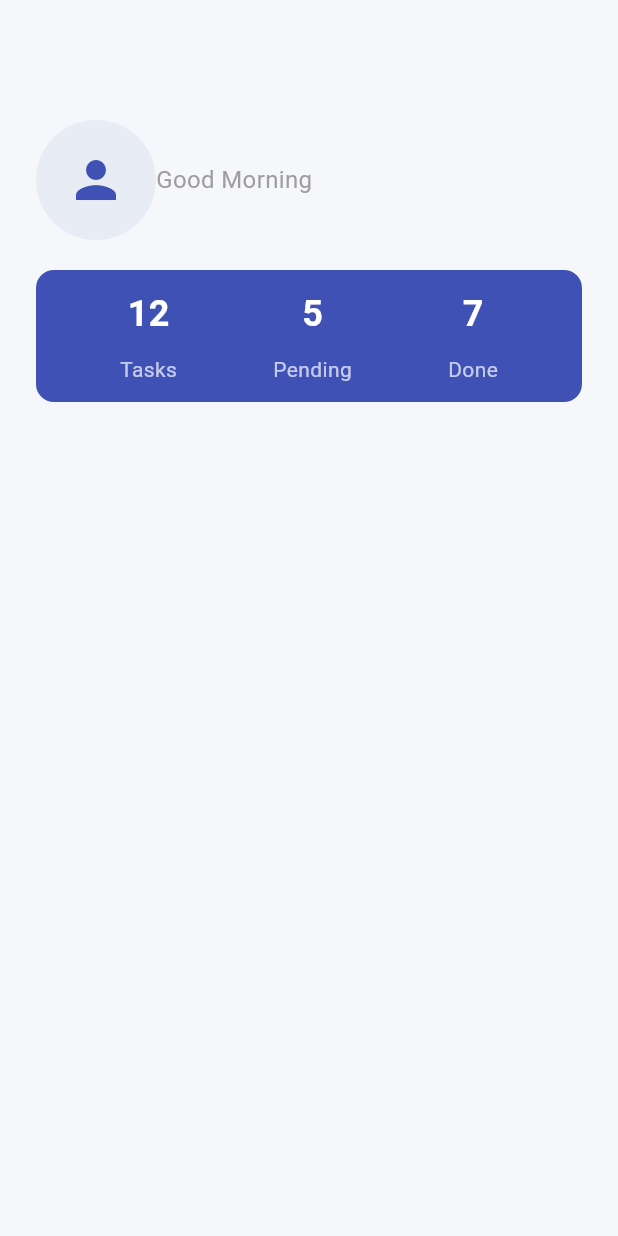
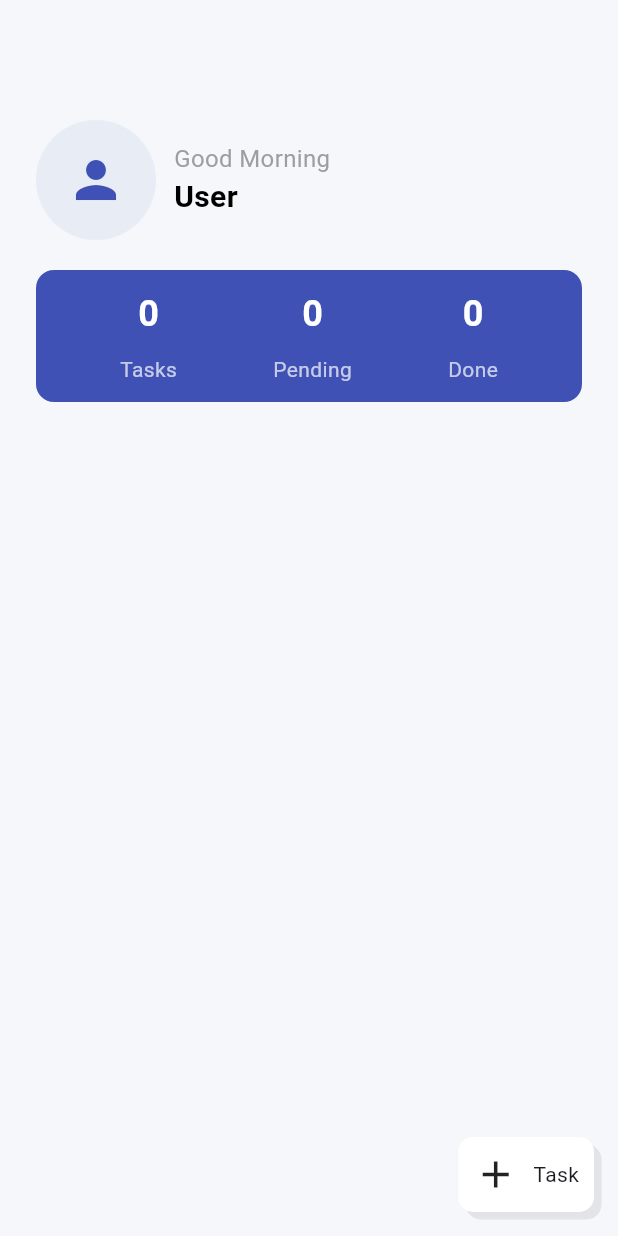
Before and after one commit to Davidmalak2/To_do_list_eraa, a Flutter app: the HomeScreen screen opened by its route, on a phone screen of 412 x 824 dp. Run offline on Flutter 3.47's test engine with Material 3 defaults, Android fonts, the phone set to English and light mode, and no system bars; our stand-ins replace hive, hive_flutter; accounts and stored records are empty.

Commit message:
finish ui and logic to home screen: -make function to get full name and tasks states -

```diff
--- a/lib/main.dart
+++ b/lib/main.dart
@@ -9,12 +9,16 @@ import 'package:todo_list/view/screens/profile_screen.dart';
 
 void main() async {
   WidgetsFlutterBinding.ensureInitialized();
+
+  // Initialize Hive
   await Hive.initFlutter();
 
+  // Register Hive adapters
   Hive.registerAdapter(UserModelAdapter());
   Hive.registerAdapter(TaskModelAdapter());
-  Hive.registerAdapter(StatusTaskAdapter());
+  Hive.registerAdapter(StatusTaskAdapter()); // <-- التعديل هنا: تسجيل Adapter الـ Enum/StatusTask
 
+  // Open Hive boxes
   await Hive.openBox<UserModel>('User');
   await Hive.openBox<TaskModel>('Tasks');
 
@@ -24,14 +28,30 @@ void main() async {
 class ToDoApp extends StatelessWidget {
   const ToDoApp({super.key});
 
+  String getInitialRoute() {
+    final userBox = Hive.box<UserModel>('User');
+    final user = userBox.get("UserKey");
+
+    if (user == null || user.fullName.trim().isEmpty) {
+      return AppRoutes.profile;
+    }
+
+    return AppRoutes.home;
+  }
+
   @override
   Widget build(BuildContext context) {
     return MaterialApp(
-      initialRoute: AppRoutes.home,
+      debugShowCheckedModeBanner: false,
+
+      // Open Profile if there is no saved user.
+      // Otherwise open Home.
+      initialRoute: getInitialRoute(),
+
       routes: {
         AppRoutes.profile: (context) => const ProfileScreen(),
+        AppRoutes.home: (context) => const HomeScreen(),
         AppRoutes.addTask: (context) => const AddTaskScreen(),
-        AppRoutes.home: (context) => const HomeScreen(),
       },
     );
   }
--- a/lib/view/screens/home_screen.dart
+++ b/lib/view/screens/home_screen.dart
@@ -1,144 +1,228 @@
 import 'package:flutter/material.dart';
-import 'package:hive_flutter/hive_flutter.dart';
+import 'package:hive/hive.dart';
+
+import 'package:todo_list/core/utils/routes.dart';
 import 'package:todo_list/models/task_model.dart';
-class HomeScreen extends StatelessWidget {
+import 'package:todo_list/models/user_model.dart';
+
+import 'package:todo_list/view/widgets/header_widget.dart';
+import 'package:todo_list/view/widgets/task_info_details.dart';
+
+class HomeScreen extends StatefulWidget {
   const HomeScreen({super.key});
+
+  @override
+  State<HomeScreen> createState() => _HomeScreenState();
+}
+
+class _HomeScreenState extends State<HomeScreen> {
+  List<TaskModel> tasks = [];
+
+  int numOfTasks = 0;
+  int numOfPending = 0;
+  int numOfDone = 0;
+
+  @override
+  void initState() {
+    super.initState();
+    getAllTasks();
+  }
 
   @override
   Widget build(BuildContext context) {
     return Scaffold(
       backgroundColor: const Color(0xffF5F7FB),
+
       body: Padding(
         padding: const EdgeInsets.symmetric(horizontal: 24),
+
         child: Column(
           spacing: 20,
-          children: const [
-            SizedBox(height: 60),
-            HeaderWidget(),
-            TaskInfoDetails(numOfTasks: 12, numOfPending: 5, numOfDone: 7),
+          children: [
+            const SizedBox(height: 60),
+
+            // User Header
+            HeaderWidget(
+              fullName: getUserName(),
+            ),
+
+            // Tasks Numbers
+            TaskInfoDetails(
+              numOfTasks: numOfTasks,
+              numOfPending: numOfPending,
+              numOfDone: numOfDone,
+            ),
+
+            // Tasks List
+            Expanded(
+              child: ListView.separated(
+                itemBuilder: (context, index) {
+                  return TaskItem(
+                    task: tasks[index],
+                    delete: () {
+                      deleteItem(index);
+                    },
+                  );
+                },
+
+                itemCount: tasks.length,
+
+                separatorBuilder: (context, index) {
+                  return const SizedBox(height: 10);
+                },
+              ),
+            ),
           ],
+        ),
+      ),
+
+      // Add Task Button
+      floatingActionButton: InkWell(
+        onTap: () async {
+          await Navigator.of(context).pushNamed(
+            AppRoutes.addTask,
+          );
+
+          // Reload tasks after returning from Add Task screen
+          getAllTasks();
+        },
+
+        child: Container(
+          decoration: BoxDecoration(
+            color: Colors.white,
+            boxShadow: [
+              BoxShadow(
+                color: Colors.black.withAlpha(20),
+                offset: const Offset(5, 5),
+              ),
+            ],
+            borderRadius: BorderRadius.circular(10),
+          ),
+
+          padding: const EdgeInsets.all(10),
+
+          child: const Row(
+            spacing: 10,
+            mainAxisSize: MainAxisSize.min,
+            children: [
+              Icon(
+                Icons.add,
+                size: 30,
+              ),
+
+              Text("Task"),
+            ],
+          ),
         ),
       ),
     );
   }
-}
 
-class HeaderWidget extends StatelessWidget {
-  const HeaderWidget({super.key});
+  // Get all tasks from Hive
+  void getAllTasks() {
+    final taskBox = Hive.box<TaskModel>('Tasks');
 
-  @override
-  Widget build(BuildContext context) {
-    return Row(
-      children: [
-        Container(
-          padding: const EdgeInsets.all(20),
-          decoration: BoxDecoration(
-            color: const Color(0xffE8ECF5),
-            borderRadius: BorderRadius.circular(100),
-          ),
-          child: const Icon(Icons.person, size: 40, color: Color(0xff3F51B5)),
-        ),
-        Column(
-          crossAxisAlignment: CrossAxisAlignment.start,
-          mainAxisSize: MainAxisSize.min,
-          spacing: 10,
-          children: const [
-            Text(
-              "Good Morning",
-              style: TextStyle(
-                fontSize: 16,
-                fontWeight: FontWeight.w400,
-                color: Colors.grey,
-              ),
-            ),
-          ],
-        ),
-      ],
-    );
+    tasks = taskBox.values.toList();
+
+    // Calculate numbers
+    numbers();
+
+    if (mounted) {
+      setState(() {});
+    }
+  }
+
+  // Get user name from Hive
+  String getUserName() {
+    final userBox = Hive.box<UserModel>('User');
+
+    final user = userBox.get("UserKey");
+
+    return user?.fullName ?? "User";
+  }
+
+  // Calculate Tasks / Pending / Done
+  void numbers() {
+    // Total Tasks
+    numOfTasks = tasks.length;
+
+    // Done Tasks
+    numOfDone = tasks
+        .where(
+          (task) => task.status == StatusTask.done,
+        )
+        .length;
+
+    // Pending Tasks
+    numOfPending = tasks
+        .where(
+          (task) => task.status == StatusTask.pending,
+        )
+        .length;
+  }
+
+  // Delete Task
+  void deleteItem(int index) {
+    final taskBox = Hive.box<TaskModel>('Tasks');
+
+    // Delete from Hive
+    taskBox.deleteAt(index);
+
+    // Delete from local list
+    tasks.removeAt(index);
+
+    // Recalculate numbers
+    numbers();
+
+    // Update UI
+    setState(() {});
   }
 }
 
-class TaskInfoDetails extends StatelessWidget {
-  const TaskInfoDetails({
-    required this.numOfTasks,
-    required this.numOfPending,
-    required this.numOfDone,
+// Task Item
+class TaskItem extends StatelessWidget {
+  const TaskItem({
     super.key,
+    required this.task,
+    required this.delete,
   });
 
-  final int numOfTasks;
-  final int numOfPending;
-  final int numOfDone;
+  final TaskModel task;
+  final void Function()? delete;
 
   @override
   Widget build(BuildContext context) {
     return Container(
-      padding: const EdgeInsets.symmetric(horizontal: 24, vertical: 12),
-      decoration: BoxDecoration(
-        color: const Color(0xff3F51B5),
-        borderRadius: BorderRadius.circular(12),
+      padding: const EdgeInsets.symmetric(
+        horizontal: 16,
+        vertical: 8,
       ),
-      child: Row(
-        mainAxisAlignment: MainAxisAlignment.spaceAround,
-        children: [
-          item(numOfTasks, "Tasks"),
-          item(numOfPending, "Pending"),
-          item(numOfDone, "Done"),
-        ],
-      ),
-    );
-  }
 
-  Widget item(int num, String des) {
-    return Column(
-      spacing: 10,
-      mainAxisSize: MainAxisSize.min,
-      children: [
-        Text(
-          num.toString(),
-          style: const TextStyle(
-            fontSize: 24,
-            fontWeight: FontWeight.bold,
-            color: Colors.white,
-          ),
-        ),
-        Text(
-          des,
-          style: const TextStyle(
-            fontSize: 14,
-            color: Colors.white70,
-          ),
-        ),
-      ],
-    );
-  }
-}
-
-class TaskItem extends StatelessWidget {
-  const TaskItem({required this.task, super.key});
-
-  final TaskModel task;
-
-  @override
-  Widget build(BuildContext context) {
-    return Container(
-      padding: const EdgeInsets.symmetric(horizontal: 16, vertical: 8),
       decoration: BoxDecoration(
         borderRadius: BorderRadius.circular(12),
+        color: Colors.white,
       ),
+
       child: Row(
+        spacing: 10,
         children: [
+          // Task Color
           Container(
             height: 50,
-            width: 2,
+            width: 5,
+
             decoration: BoxDecoration(
               borderRadius: BorderRadius.circular(5),
               color: Color(task.colorHex),
             ),
           ),
+
+          // Task Information
           Column(
             crossAxisAlignment: CrossAxisAlignment.start,
             mainAxisSize: MainAxisSize.min,
+            spacing: 5,
+
             children: [
               Text(
                 task.title,
@@ -147,21 +231,41 @@ class TaskItem extends StatelessWidget {
                   fontWeight: FontWeight.bold,
                 ),
               ),
-              Text(
-                task.description,
-                style: const TextStyle(
-                  fontSize: 16,
-                  fontWeight: FontWeight.w400,
-                  color: Colors.grey,
+
+              SizedBox(
+                width: 200,
+
+                child: Text(
+                  task.description,
+
+                  style: const TextStyle(
+                    fontSize: 16,
+                    fontWeight: FontWeight.w400,
+                    color: Colors.grey,
+                  ),
+
+                  maxLines: 2,
+                  overflow: TextOverflow.ellipsis,
                 ),
               ),
+
+              // Status
               Container(
+                padding: const EdgeInsets.symmetric(
+                  horizontal: 8,
+                  vertical: 4,
+                ),
+
                 decoration: BoxDecoration(
                   color: Color(task.colorHex).withAlpha(100),
                   borderRadius: BorderRadius.circular(12),
                 ),
+
                 child: Text(
-                  task.status == StatusTask.pending ? "Pending" : "Done",
+                  task.status == StatusTask.pending
+                      ? "Pending"
+                      : "Done",
+
                   style: TextStyle(
                     fontSize: 12,
                     fontWeight: FontWeight.w400,
@@ -171,6 +275,19 @@ class TaskItem extends StatelessWidget {
               ),
             ],
           ),
+
+          const Spacer(),
+
+          // Delete Button
+          IconButton(
+            onPressed: delete,
+
+            icon: const Icon(
+              Icons.delete,
+              color: Colors.red,
+              size: 40,
+            ),
+          ),
         ],
       ),
     );
--- /dev/null
+++ b/lib/view/widgets/header_widget.dart
@@ -0,0 +1,46 @@
+import 'package:flutter/material.dart';
+import 'package:flutter/widgets.dart';
+
+class HeaderWidget extends StatelessWidget {
+  const HeaderWidget({super.key, required this.fullName});
+  final String fullName;
+
+  @override
+  Widget build(BuildContext context) {
+    return Row(
+      children: [
+        Container(
+          padding: const EdgeInsets.all(20),
+          decoration: BoxDecoration(
+            color: const Color(0xffE8ECF5),
+            borderRadius: BorderRadius.circular(100),
+          ),
+          child: const Icon(Icons.person, size: 40, color: Color(0xff3F51B5)),
+        ),
+        const SizedBox(width: 12),
+        Column(
+          crossAxisAlignment: CrossAxisAlignment.start,
+          mainAxisSize: MainAxisSize.min,
+          children: [
+            const Text(
+              "Good Morning",
+              style: TextStyle(
+                fontSize: 16,
+                fontWeight: FontWeight.w400,
+                color: Colors.grey,
+              ),
+            ),
+            Text(
+              fullName,
+              style: const TextStyle(
+                fontSize: 20,
+                fontWeight: FontWeight.bold,
+                color: Colors.black,
+              ),
+            ),
+          ],
+        ),
+      ],
+    );
+  }
+}
--- /dev/null
+++ b/lib/view/widgets/task_info_details.dart
@@ -0,0 +1,58 @@
+import 'package:flutter/material.dart';
+import 'package:flutter/widgets.dart';
+
+class TaskInfoDetails extends StatelessWidget {
+  const TaskInfoDetails({
+    required this.numOfTasks,
+    required this.numOfPending,
+    required this.numOfDone,
+    super.key,
+  });
+
+  final int numOfTasks;
+  final int numOfPending;
+  final int numOfDone;
+
+  @override
+  Widget build(BuildContext context) {
+    return Container(
+      padding: const EdgeInsets.symmetric(horizontal: 24, vertical: 12),
+      decoration: BoxDecoration(
+        color: const Color(0xff3F51B5),
+        borderRadius: BorderRadius.circular(12),
+      ),
+      child: Row(
+        mainAxisAlignment: MainAxisAlignment.spaceAround,
+        children: [
+          item(numOfTasks, "Tasks"),
+          item(numOfPending, "Pending"),
+          item(numOfDone, "Done"),
+        ],
+      ),
+    );
+  }
+
+  Widget item(int num, String des) {
+    return Column(
+      spacing: 10,
+      mainAxisSize: MainAxisSize.min,
+      children: [
+        Text(
+          num.toString(),
+          style: const TextStyle(
+            fontSize: 24,
+            fontWeight: FontWeight.bold,
+            color: Colors.white,
+          ),
+        ),
+        Text(
+          des,
+          style: const TextStyle(
+            fontSize: 14,
+            color: Colors.white70,
+          ),
+        ),
+      ],
+    );
+  }
+}
```
Also changed, not shown: lib/view/screens/profile_screen.dart (+47 -13 lines), lib/view/widgets/task_item.dart (added, +65 -0 lines).
